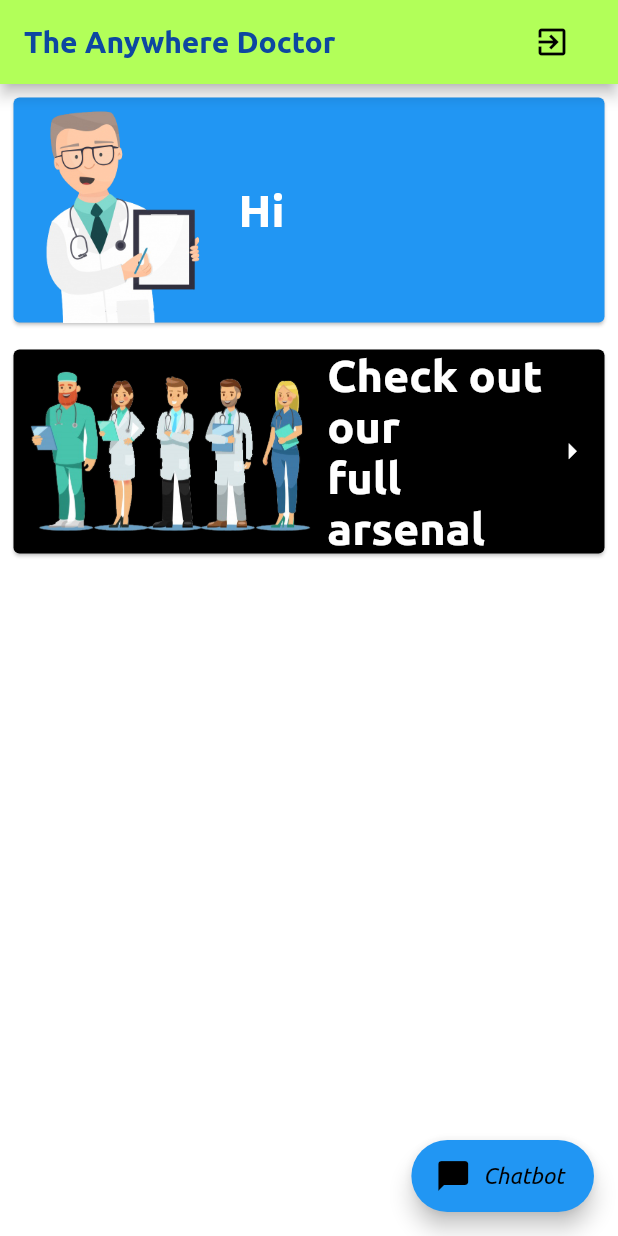
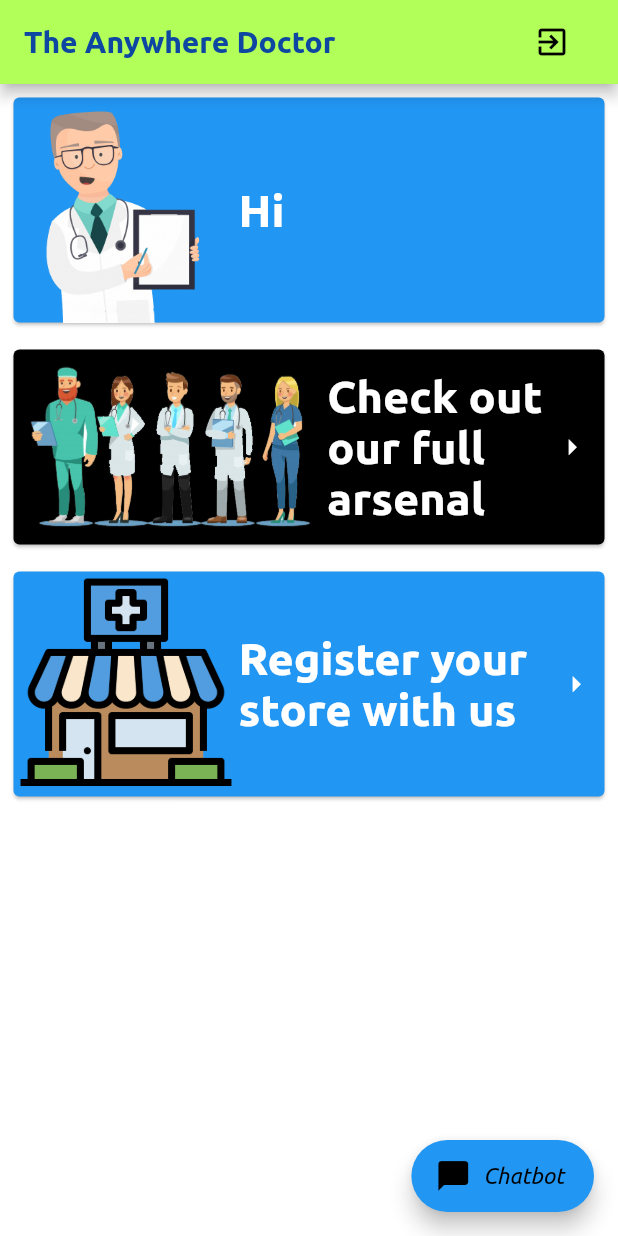
Before and after one commit to sbiswas2209/Anywhere-Hospital, a Flutter app: the screen it shows once a user with an empty profile is signed in, on a phone screen of 412 x 824 dp. Run offline on Flutter 3.47's test engine with Material 2 defaults, Android fonts, the phone set to English and light mode, and no system bars; our stand-ins replace cloud_firestore, firebase_auth, google_nav_bar; missing offline and left inert: flutter_webview_plugin; accounts and stored records are empty.

Commit message:
Modified Home Page

```diff
--- a/lib/pages/chatbot.dart
+++ b/lib/pages/chatbot.dart
@@ -11,7 +11,9 @@ class ChatbotPage extends StatelessWidget {
         ),
       ),
       body: Container(
-        child: WebviewScaffold(url: 'https://baymaxbot.netlify.app/',),
+        child: WebviewScaffold(url: 'https://baymaxbot.netlify.app/',
+          withZoom: true,
+        ),
       ),
     );
   }
--- a/lib/pages/home.dart
+++ b/lib/pages/home.dart
@@ -85,7 +85,7 @@ class _HomePageState extends State<HomePage> {
                           fit: BoxFit.fill,
                           height: 130.0,
                         ),
-                        Text('Check out \nour \nfull \narsenal',
+                        Text('Check out \nour full \narsenal',
                           style: Theme.of(context).textTheme.headline1.copyWith(color: Colors.white , fontSize: 30.0),
                         ),
                         Icon(
@@ -97,6 +97,28 @@ class _HomePageState extends State<HomePage> {
                     ),
                   ),
                   onTap: () => Navigator.push(context, new MaterialPageRoute(builder: (BuildContext context) => new DoctorsListPage())),
+                ),
+              ),
+              Padding(
+                padding: const EdgeInsets.all(5.0),
+                child: GestureDetector(
+                                child: Card(
+                    color: Theme.of(context).primaryColorLight,
+                    child: Row(
+                      children: <Widget>[
+                        Image.asset(
+                          'assets/images/store.png',
+                          fit: BoxFit.fill,
+                          height: 150.0,
+                        ),
+                        Text('Register your\nstore with us',
+                          style: Theme.of(context).textTheme.headline1.copyWith(color: Colors.white , fontSize: 30.0),
+                        ),
+                        SizedBox(width: 20.0),
+                        Icon(Icons.arrow_right , color: Colors.white, size: 25.0,)
+                      ],
+                    ),
+                  ),
                 ),
               ),
             ],
--- a/pubspec.yaml
+++ b/pubspec.yaml
@@ -28,6 +28,7 @@ dependencies:
   cloud_firestore: ^0.13.6
   flutter_webview_plugin: ^0.3.11
   google_nav_bar: ^2.2.0
+  geolocator: ^5.3.2+2
 
 
   # The following adds the Cupertino Icons font to your application.
@@ -55,6 +56,7 @@ flutter:
     - assets/images/patient.png
     - assets/images/doctor_home.png
     - assets/images/doctor_list.png
+    - assets/images/store.png
 
   # An image asset can refer to one or more resolution-specific "variants", see
   # https://flutter.dev/assets-and-images/#resolution-aware.
```
Also changed, not shown: lib/pages/doctorsList.dart (+30 -0 lines), assets/images/doctor_list.png, assets/images/store.png (added), pubspec.lock.
